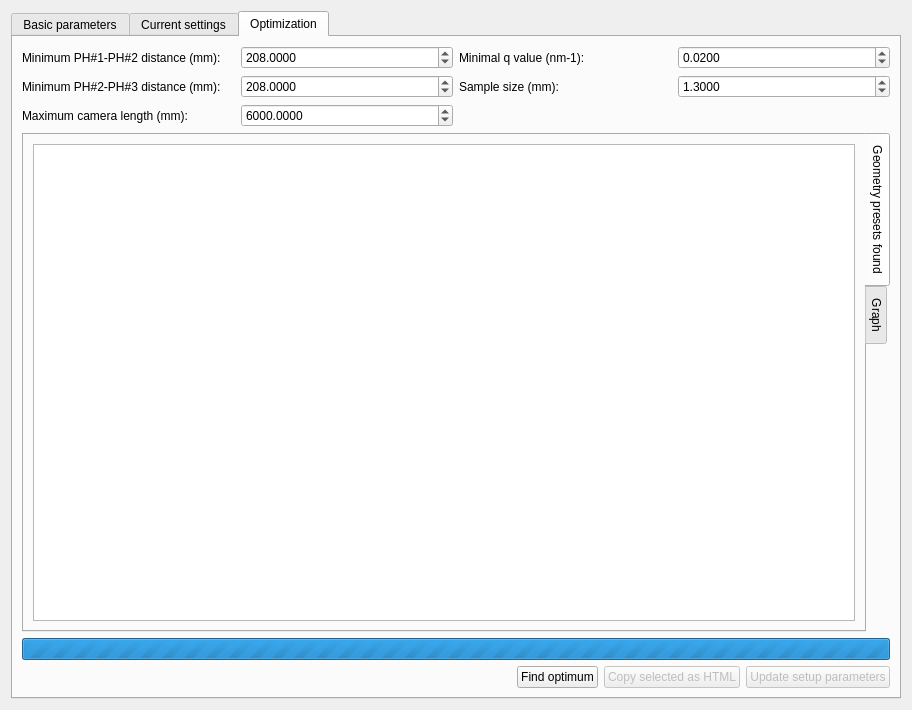
This is cct/qtgui2/setup/geometry/geometry.ui in awacha/cct as Qt 5 draws it before an edit. The edited form follows.
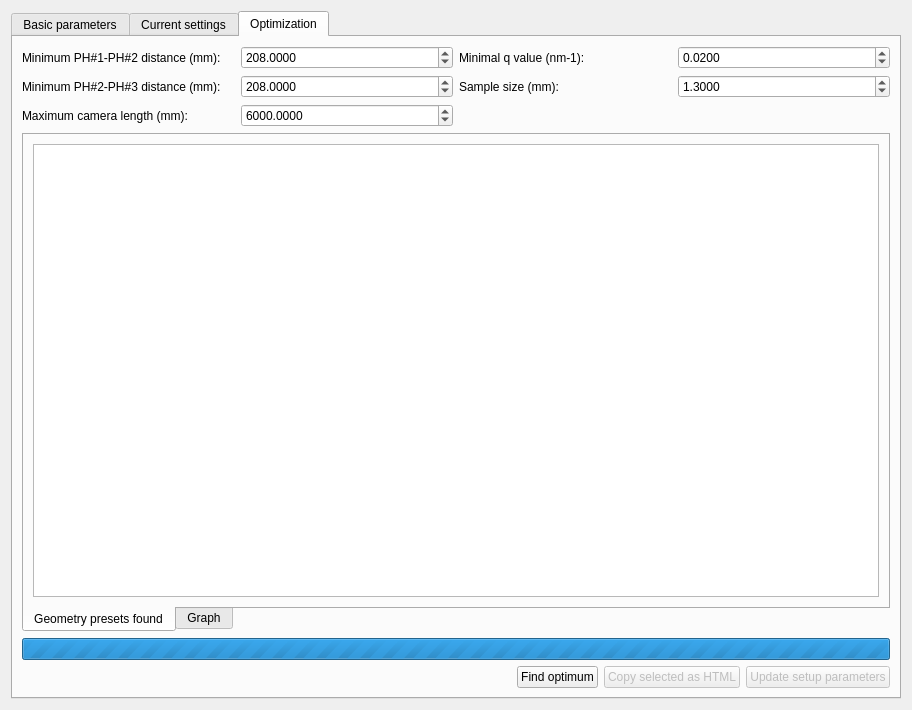
This is the edited form. Icons and pictures are not drawn.

Diff of the .ui file:
```diff
--- a/cct/qtgui2/setup/geometry/geometry.ui
+++ b/cct/qtgui2/setup/geometry/geometry.ui
@@ -1207,7 +1207,7 @@
        <item>
         <widget class="QTabWidget" name="tabWidget_2">
          <property name="tabPosition">
-          <enum>QTabWidget::East</enum>
+          <enum>QTabWidget::South</enum>
          </property>
          <property name="currentIndex">
           <number>0</number>
```
